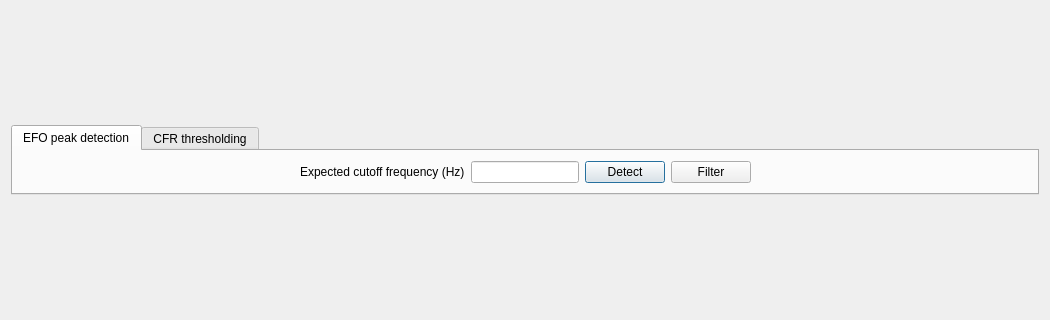
First picture: the form in pyminflux/ui/analyzer.ui, repository bsse-scf/pyMINFLUX, before the edit; both pictures show x 0 to 1050 and y 112 to 432 of the 1050 by 800 pixel window.
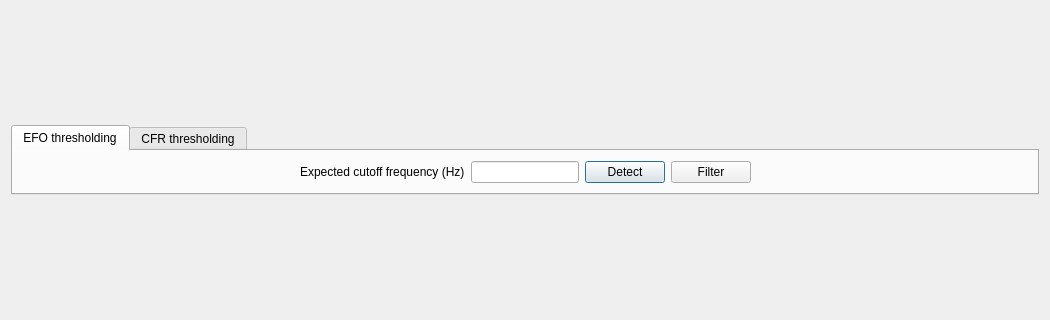
Second picture: the form after the edit.

Commit message: Rename "EFO peak detection" into "EFO thresholding" in the Analyzer.

The edit to the form file:
```diff
--- a/pyminflux/ui/analyzer.ui
+++ b/pyminflux/ui/analyzer.ui
@@ -45,7 +45,7 @@
        </sizepolicy>
       </property>
       <attribute name="title">
-       <string>EFO peak detection</string>
+       <string>EFO thresholding</string>
       </attribute>
       <layout class="QHBoxLayout" name="horizontalLayout_3">
        <item>
```
Left out of the diff: 2 changed lines with no effect on the pictures. The commit also changes 1 other file.
